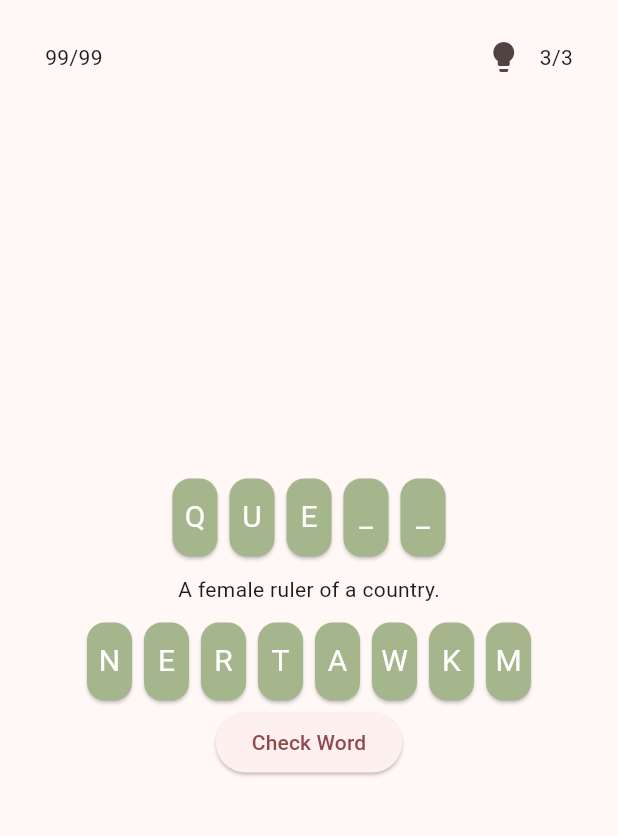
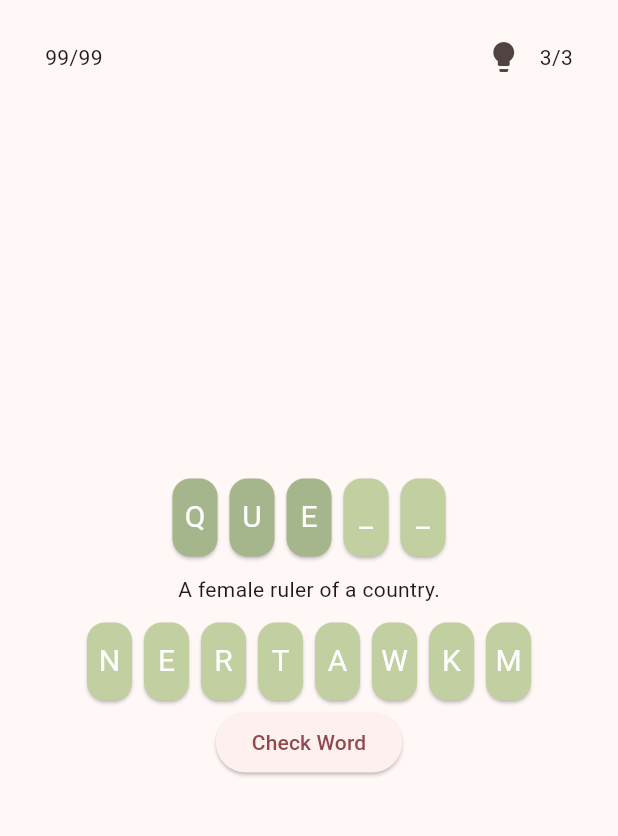
Before and after one commit to Soon156/browbeat, a Flutter app: the PlayGround screen opened directly, on a phone screen of 412 x 824 dp, the part 63-899 px from its top. Run offline on Flutter 3.47's test engine with Material 3 defaults, Android fonts, the phone set to English and light mode, and no system bars; our stand-ins replace rxdart, shared_preferences; missing offline and left inert: flutter_soloud; accounts and stored records are empty.

Commit message:
fix card color

```diff
--- a/lib/playground.dart
+++ b/lib/playground.dart
@@ -70,20 +70,21 @@ class _PlayGroundState extends State<PlayGround> {
     );
 
     List<Widget> inputCard = [];
-    Color? cardColor;
+    List<Color?> colorList = [];
     for (int i = 0; i < newData.length; i++) {
+      colorList.add(appColorScheme.getColorSheme("third"));
       if (inputData.length < newData.length) {
         inputData.add(WordState(newData[i], "", ""));
       }
       if (inputData[i].character == "_") {
-        cardColor = appColorScheme.getColorSheme("third");
-      } else {
-        cardColor = appColorScheme.getColorSheme("fourth");
+        print("second: ${inputData[i].character}");
+        colorList[i] = appColorScheme.getColorSheme("fourth");
       }
+
       inputCard.add(DragTarget(
         builder: (context, candidateItems, rejectedItems) {
           return Card(
-            color: cardColor,
+            color: colorList[i],
             clipBehavior: Clip.hardEdge,
             child: InkWell(
               onTap: () {
@@ -133,7 +134,7 @@ class _PlayGroundState extends State<PlayGround> {
       if (inputIndex.contains(i)) {
         cardColor = appColorScheme.getColorSheme("unselected");
       } else {
-        cardColor = appColorScheme.getColorSheme("third");
+        cardColor = appColorScheme.getColorSheme("fourth");
       }
       if (selectedHint.length < hintWord.length) {
         selectedHint.add(null);
```
